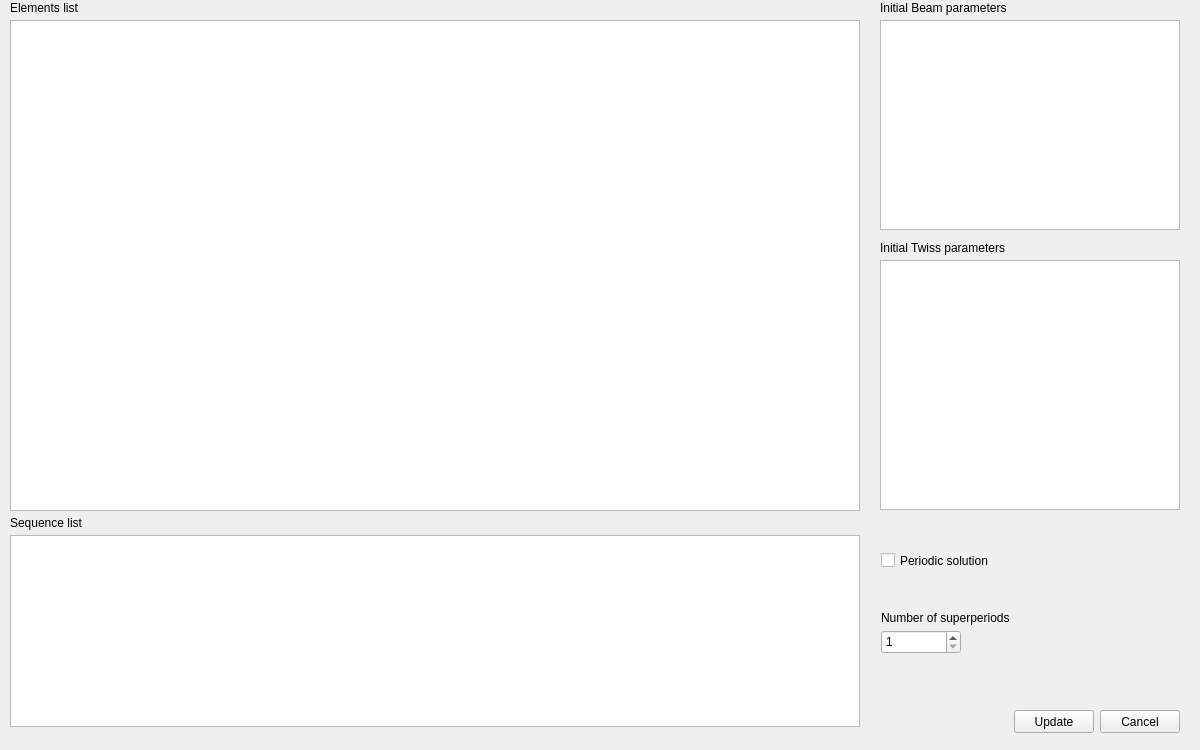
This is ocelot_gui/app/ui_forms/edit_lattice.ui in ocelot-collab/ocelot as Qt 5 draws it before an edit. The edited form follows.
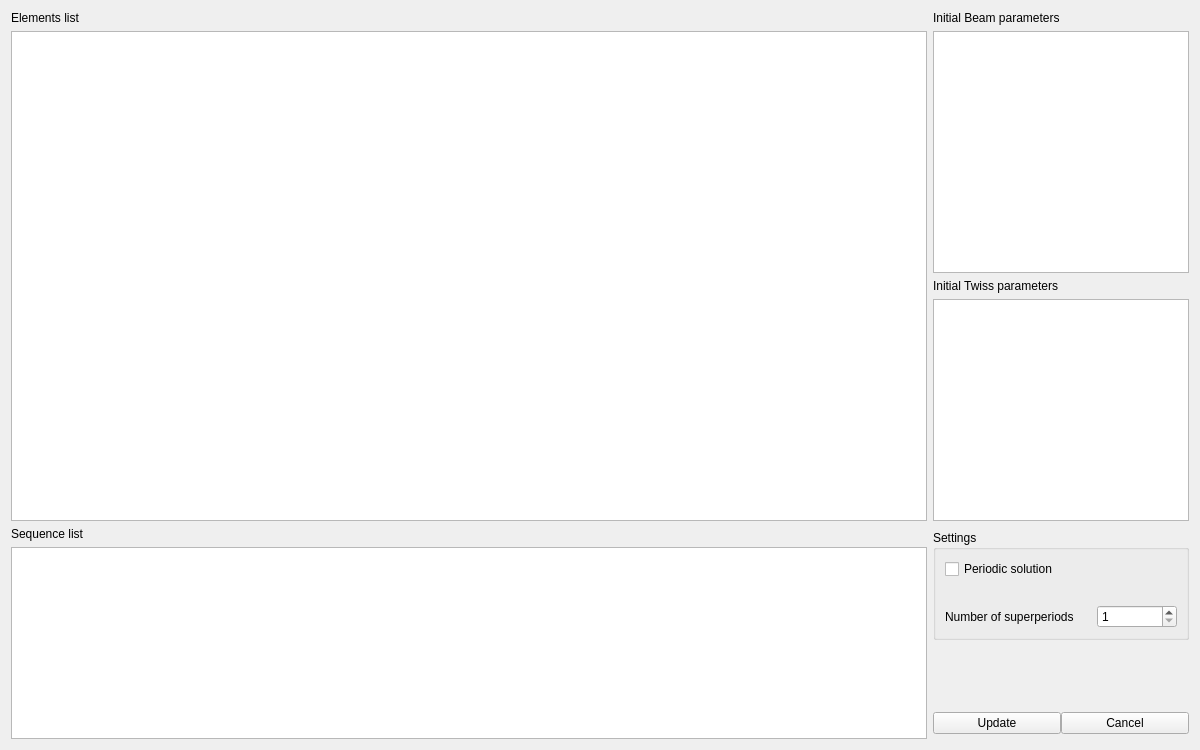
This is the edited form.

Commit message: Add main window expanding

```diff
--- a/ocelot_gui/app/ui_forms/edit_lattice.ui
+++ b/ocelot_gui/app/ui_forms/edit_lattice.ui
@@ -19,93 +19,141 @@
   <property name="windowTitle">
    <string>Form</string>
   </property>
+  <layout class="QGridLayout" name="gridLayout">
+   <item row="0" column="0">
+    <layout class="QVBoxLayout" name="verticalLayout">
+     <item>
   <widget class="QLabel" name="label">
-   <property name="geometry">
-    <rect>
-     <x>10</x>
-     <y>0</y>
-     <width>82</width>
-     <height>16</height>
-    </rect>
+       <property name="sizePolicy">
+        <sizepolicy hsizetype="Preferred" vsizetype="Fixed">
+         <horstretch>0</horstretch>
+         <verstretch>0</verstretch>
+        </sizepolicy>
+       </property>
+       <property name="maximumSize">
+        <size>
+         <width>16777215</width>
+         <height>20</height>
+        </size>
    </property>
    <property name="text">
     <string>Elements list</string>
    </property>
   </widget>
-  <widget class="QLabel" name="label_2">
-   <property name="geometry">
-    <rect>
-     <x>10</x>
-     <y>515</y>
-     <width>86</width>
-     <height>16</height>
-    </rect>
-   </property>
-   <property name="text">
-    <string>Sequence list</string>
-   </property>
-  </widget>
+     </item>
+     <item>
+      <widget class="QTextEdit" name="edit_elements"/>
+     </item>
+    </layout>
+   </item>
+   <item row="0" column="1">
+    <layout class="QVBoxLayout" name="verticalLayout_3">
+     <item>
   <widget class="QLabel" name="label_3">
-   <property name="geometry">
-    <rect>
-     <x>880</x>
-     <y>0</y>
-     <width>154</width>
-     <height>16</height>
-    </rect>
+       <property name="sizePolicy">
+        <sizepolicy hsizetype="Preferred" vsizetype="Fixed">
+         <horstretch>0</horstretch>
+         <verstretch>0</verstretch>
+        </sizepolicy>
+       </property>
+       <property name="maximumSize">
+        <size>
+         <width>16777215</width>
+         <height>20</height>
+        </size>
    </property>
    <property name="text">
     <string>Initial Beam parameters</string>
    </property>
   </widget>
+     </item>
+     <item>
+      <widget class="QTextEdit" name="edit_beam">
+       <property name="sizePolicy">
+        <sizepolicy hsizetype="Preferred" vsizetype="Expanding">
+         <horstretch>0</horstretch>
+         <verstretch>0</verstretch>
+        </sizepolicy>
+       </property>
+      </widget>
+     </item>
+     <item>
+      <layout class="QVBoxLayout" name="verticalLayout_2">
+       <item>
   <widget class="QLabel" name="label_4">
-   <property name="geometry">
-    <rect>
-     <x>880</x>
-     <y>240</y>
-     <width>149</width>
-     <height>16</height>
-    </rect>
+         <property name="sizePolicy">
+          <sizepolicy hsizetype="Preferred" vsizetype="Fixed">
+           <horstretch>0</horstretch>
+           <verstretch>0</verstretch>
+          </sizepolicy>
+         </property>
+         <property name="maximumSize">
+          <size>
+           <width>16777215</width>
+           <height>20</height>
+          </size>
    </property>
    <property name="text">
     <string>Initial Twiss parameters</string>
    </property>
   </widget>
+       </item>
+       <item>
+        <widget class="QTextEdit" name="edit_twiss">
+         <property name="sizePolicy">
+          <sizepolicy hsizetype="Preferred" vsizetype="Expanding">
+           <horstretch>0</horstretch>
+           <verstretch>0</verstretch>
+          </sizepolicy>
+         </property>
+        </widget>
+       </item>
+      </layout>
+     </item>
+    </layout>
+   </item>
+   <item row="15" column="1">
+    <layout class="QVBoxLayout" name="verticalLayout_6">
+     <property name="spacing">
+      <number>0</number>
+     </property>
+     <item>
+      <widget class="QGroupBox" name="groupBox">
+       <property name="sizePolicy">
+        <sizepolicy hsizetype="Preferred" vsizetype="Fixed">
+         <horstretch>0</horstretch>
+         <verstretch>0</verstretch>
+        </sizepolicy>
+       </property>
+       <property name="title">
+        <string>Settings</string>
+       </property>
+       <layout class="QGridLayout" name="gridLayout_3">
+        <item row="1" column="0">
+         <spacer name="verticalSpacer">
+          <property name="orientation">
+           <enum>Qt::Vertical</enum>
+          </property>
+          <property name="sizeType">
+           <enum>QSizePolicy::Fixed</enum>
+          </property>
+          <property name="sizeHint" stdset="0">
+           <size>
+            <width>20</width>
+            <height>20</height>
+           </size>
+          </property>
+         </spacer>
+        </item>
+        <item row="0" column="0">
   <widget class="QCheckBox" name="edit_periodic_solution">
-   <property name="geometry">
-    <rect>
-     <x>881</x>
-     <y>550</y>
-     <width>129</width>
-     <height>21</height>
-    </rect>
-   </property>
    <property name="text">
     <string>Periodic solution</string>
    </property>
   </widget>
-  <widget class="QLabel" name="label_5">
-   <property name="geometry">
-    <rect>
-     <x>881</x>
-     <y>610</y>
-     <width>155</width>
-     <height>16</height>
-    </rect>
-   </property>
-   <property name="text">
-    <string>Number of superperiods</string>
-   </property>
-  </widget>
+        </item>
+        <item row="2" column="1">
   <widget class="QSpinBox" name="edit_nsuperperiods">
-   <property name="geometry">
-    <rect>
-     <x>881</x>
-     <y>630</y>
-     <width>80</width>
-     <height>24</height>
-    </rect>
-   </property>
    <property name="maximumSize">
     <size>
      <width>80</width>
@@ -119,92 +167,96 @@
     <number>999999</number>
    </property>
   </widget>
+        </item>
+        <item row="2" column="0">
+         <widget class="QLabel" name="label_5">
+          <property name="maximumSize">
+           <size>
+            <width>16777215</width>
+            <height>15</height>
+           </size>
+          </property>
+          <property name="text">
+           <string>Number of superperiods</string>
+          </property>
+         </widget>
+        </item>
+       </layout>
+      </widget>
+     </item>
+     <item>
+      <spacer name="verticalSpacer_2">
+       <property name="orientation">
+        <enum>Qt::Vertical</enum>
+       </property>
+       <property name="sizeType">
+        <enum>QSizePolicy::Preferred</enum>
+       </property>
+       <property name="sizeHint" stdset="0">
+        <size>
+         <width>20</width>
+         <height>69</height>
+        </size>
+       </property>
+      </spacer>
+     </item>
+     <item>
+      <layout class="QHBoxLayout" name="horizontalLayout">
+       <property name="spacing">
+        <number>0</number>
+       </property>
+       <item>
   <widget class="QPushButton" name="btn1">
-   <property name="geometry">
-    <rect>
-     <x>1014</x>
-     <y>710</y>
-     <width>80</width>
-     <height>23</height>
-    </rect>
-   </property>
    <property name="text">
     <string>Update</string>
    </property>
   </widget>
-  <widget class="QTextEdit" name="edit_elements">
-   <property name="geometry">
-    <rect>
-     <x>10</x>
-     <y>20</y>
-     <width>850</width>
-     <height>491</height>
-    </rect>
-   </property>
-  </widget>
-  <widget class="QTextEdit" name="edit_cells">
-   <property name="geometry">
-    <rect>
-     <x>10</x>
-     <y>535</y>
-     <width>850</width>
-     <height>192</height>
-    </rect>
-   </property>
-  </widget>
-  <widget class="QTextEdit" name="edit_beam">
-   <property name="geometry">
-    <rect>
-     <x>880</x>
-     <y>20</y>
-     <width>300</width>
-     <height>210</height>
-    </rect>
-   </property>
-  </widget>
-  <widget class="QTextEdit" name="edit_twiss">
-   <property name="geometry">
-    <rect>
-     <x>880</x>
-     <y>260</y>
-     <width>300</width>
-     <height>250</height>
-    </rect>
-   </property>
-   <property name="sizePolicy">
-    <sizepolicy hsizetype="Preferred" vsizetype="Preferred">
-     <horstretch>0</horstretch>
-     <verstretch>0</verstretch>
-    </sizepolicy>
-   </property>
-  </widget>
+       </item>
+       <item>
   <widget class="QPushButton" name="btn2">
-   <property name="geometry">
-    <rect>
-     <x>1100</x>
-     <y>710</y>
-     <width>80</width>
-     <height>23</height>
-    </rect>
-   </property>
    <property name="text">
     <string>Cancel</string>
    </property>
   </widget>
-  <zorder>label</zorder>
-  <zorder>label_2</zorder>
-  <zorder>label_3</zorder>
-  <zorder>label_4</zorder>
-  <zorder>edit_periodic_solution</zorder>
-  <zorder>label_5</zorder>
-  <zorder>edit_nsuperperiods</zorder>
-  <zorder>btn1</zorder>
-  <zorder>btn2</zorder>
-  <zorder>edit_elements</zorder>
-  <zorder>edit_cells</zorder>
-  <zorder>edit_beam</zorder>
-  <zorder>edit_twiss</zorder>
-  <zorder>btn2</zorder>
+       </item>
+      </layout>
+     </item>
+    </layout>
+   </item>
+   <item row="15" column="0">
+    <layout class="QVBoxLayout" name="verticalLayout_5">
+     <item>
+      <widget class="QLabel" name="label_2">
+       <property name="sizePolicy">
+        <sizepolicy hsizetype="Preferred" vsizetype="Fixed">
+         <horstretch>0</horstretch>
+         <verstretch>0</verstretch>
+        </sizepolicy>
+       </property>
+       <property name="maximumSize">
+        <size>
+         <width>16777215</width>
+         <height>20</height>
+        </size>
+       </property>
+       <property name="text">
+        <string>Sequence list</string>
+       </property>
+      </widget>
+     </item>
+     <item>
+      <widget class="QTextEdit" name="edit_cells">
+       <property name="sizePolicy">
+        <sizepolicy hsizetype="Expanding" vsizetype="Preferred">
+         <horstretch>0</horstretch>
+         <verstretch>0</verstretch>
+        </sizepolicy>
+       </property>
+      </widget>
+     </item>
+    </layout>
+   </item>
+  </layout>
  </widget>
  <resources/>
  <connections/>
```
Lines whose indentation alone changed are shown as unchanged. The commit also changes 6 other files.
